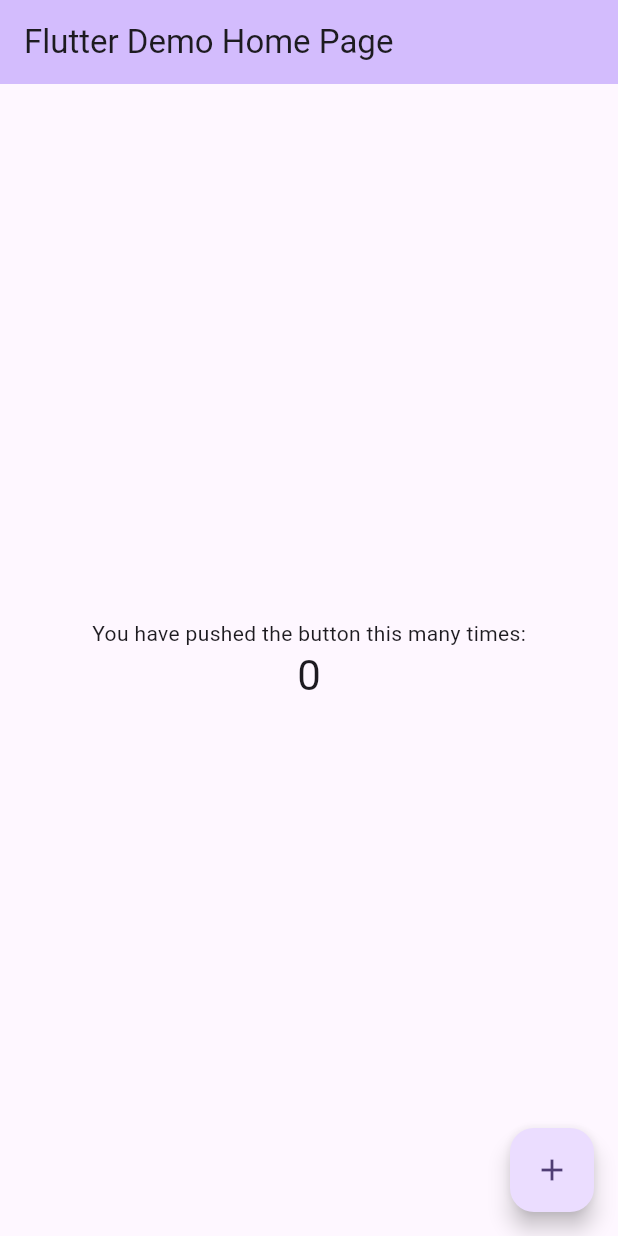
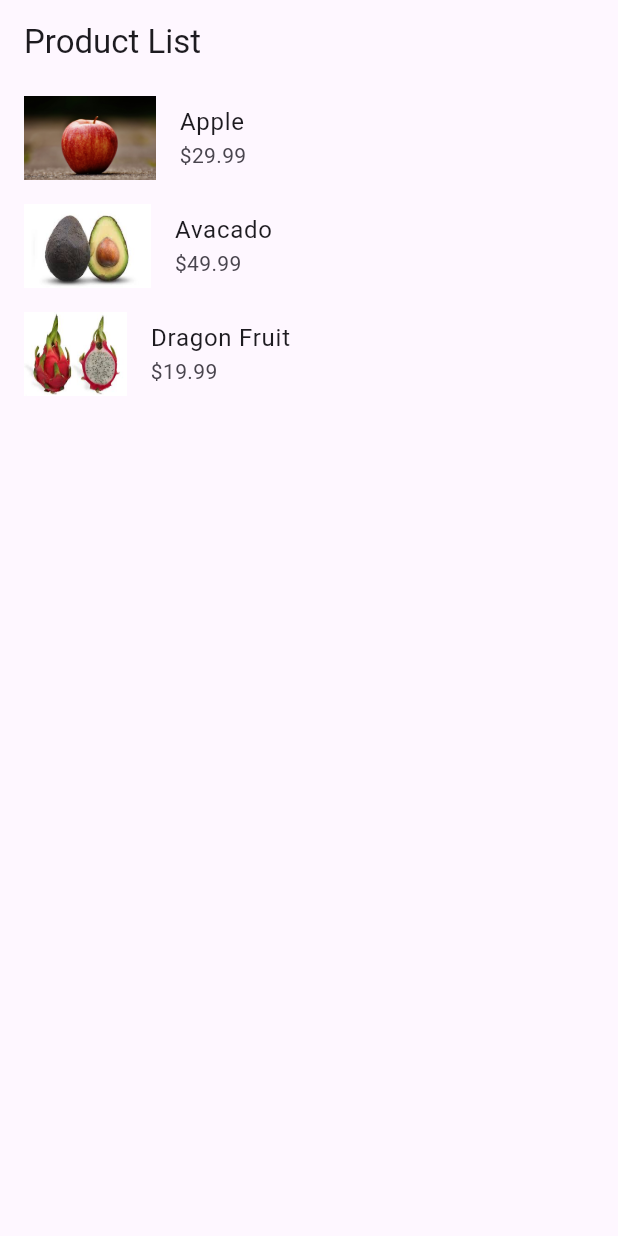
Before and after one commit to chiragdhunna/branch_assesment_test, a Flutter app: the screen it shows after launch, on a phone screen of 412 x 824 dp. Run offline on Flutter 3.47's test engine with Material 3 defaults, Android fonts, the light colour scheme and no system bars; our stand-ins replace logger; missing offline and left inert: flutter_branch_sdk.

Commit message:
adding product options to generate link

```diff
--- /dev/null
+++ b/lib/models/product.dart
@@ -0,0 +1,7 @@
+class Product {
+  final String name;
+  final String imageUrl;
+  final double price;
+
+  Product({required this.name, required this.imageUrl, required this.price});
+}
--- /dev/null
+++ b/lib/pages/product_list_page.dart
@@ -0,0 +1,51 @@
+import 'package:flutter/material.dart';
+import '../models/product.dart';
+import 'product_detail_page.dart';
+
+class ProductListPage extends StatelessWidget {
+  final List<Product> products = [
+    Product(
+      name: 'Apple',
+      imageUrl: 'assets/apple_fruit.jpg',
+      price: 29.99,
+    ),
+    Product(
+      name: 'Avacado',
+      imageUrl: 'assets/avacado.png',
+      price: 49.99,
+    ),
+    Product(
+      name: 'Dragon Fruit',
+      imageUrl: 'assets/dragon_fruit.png',
+      price: 19.99,
+    ),
+  ];
+
+  @override
+  Widget build(BuildContext context) {
+    return Scaffold(
+      appBar: AppBar(
+        title: Text('Product List'),
+      ),
+      body: ListView.builder(
+        itemCount: products.length,
+        itemBuilder: (context, index) {
+          final product = products[index];
+          return ListTile(
+            leading: Image.asset(product.imageUrl),
+            title: Text(product.name),
+            subtitle: Text('\$${product.price.toStringAsFixed(2)}'),
+            onTap: () {
+              Navigator.push(
+                context,
+                MaterialPageRoute(
+                  builder: (context) => ProductDetailPage(product: product),
+                ),
+              );
+            },
+          );
+        },
+      ),
+    );
+  }
+}
--- a/pubspec.yaml
+++ b/pubspec.yaml
@@ -61,6 +61,9 @@ flutter:
   # the material Icons class.
   uses-material-design: true
 
+  assets:
+    - assets/
+
   # To add assets to your application, add an assets section, like this:
   # assets:
   #   - images/a_dot_burr.jpeg
```
Also changed, not shown: lib/main.dart (+59 -207 lines), lib/pages/product_detail_page.dart (added, +138 -0 lines), assets/apple_fruit.jpg (added), assets/avacado.png (added), assets/dragon_fruit.png (added).
